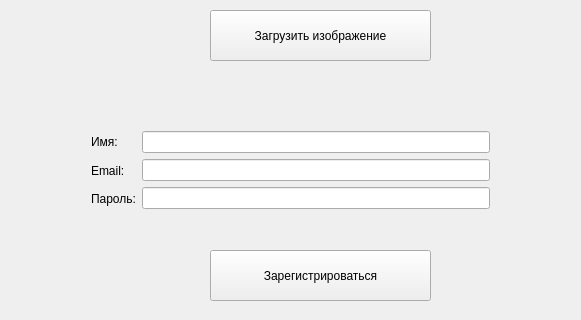
Qt form mainwindow.ui (Mikhail-Mrikh/TrainingComplexForBrain-QT-Creator-) before a commit; both pictures show x 110 to 691 and y 327 to 647 of the 884 by 759 pixel window.
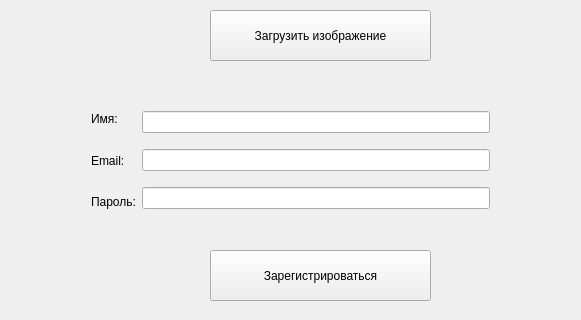
The same form after that commit. The open tabs and pages were chosen to show the change. Icons and pictures are not drawn.

What changed in the file:
```diff
--- a/mainwindow.ui
+++ b/mainwindow.ui
@@ -135,9 +135,9 @@
       <property name="geometry">
        <rect>
         <x>210</x>
-        <y>430</y>
+        <y>400</y>
         <width>421</width>
-        <height>101</height>
+        <height>141</height>
        </rect>
       </property>
       <layout class="QHBoxLayout" name="horizontalLayoutRegProfile">
```
Left out of the diff: 3 changed lines with no effect on the pictures.
